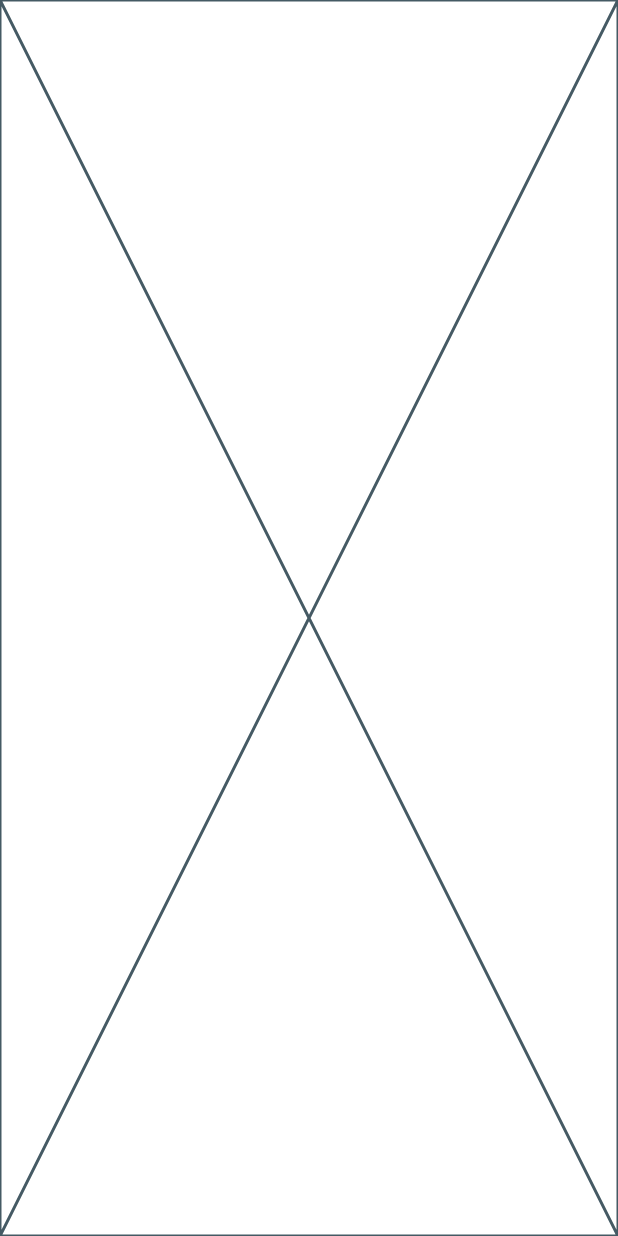
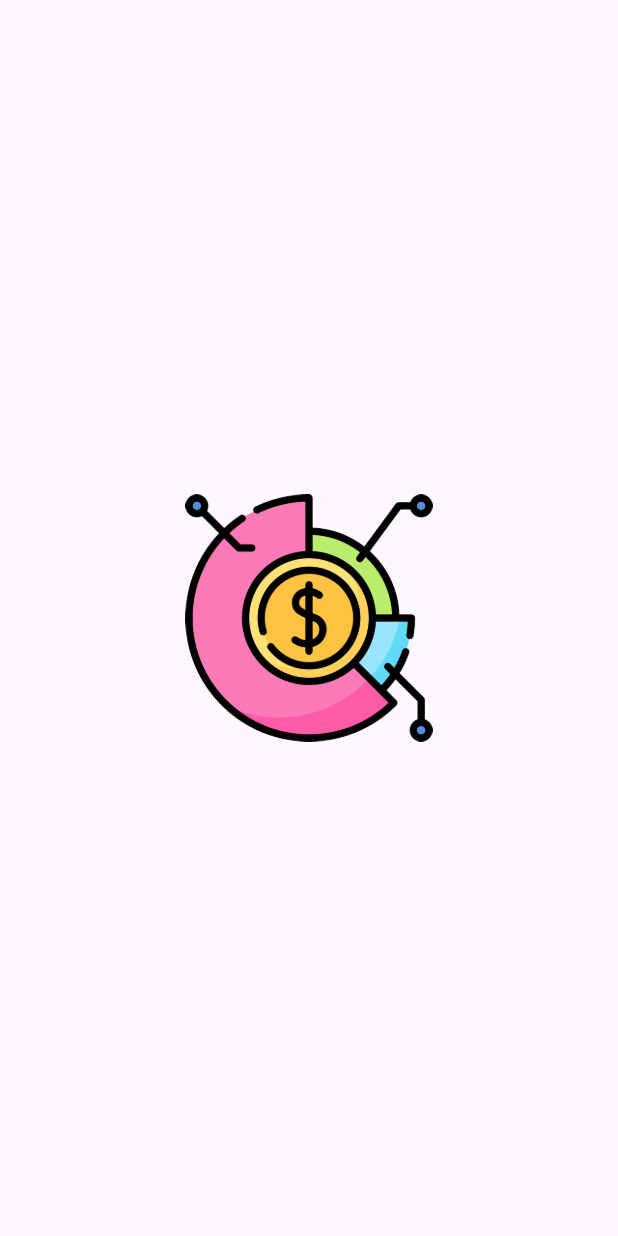
Before and after one commit to alicimen0614/asset_tracker, a Flutter app: the first screen one second after launch, on a phone screen of 412 x 824 dp. Run offline on Flutter 3.47's test engine with Material 3 defaults, Android fonts, the phone set to English and light mode, and no system bars; our stand-ins replace auto_route.

Commit message:
implement splash_view

```diff
--- a/lib/main.dart
+++ b/lib/main.dart
@@ -12,9 +12,10 @@ class MyApp extends StatelessWidget {
   Widget build(BuildContext context) {
     return MaterialApp.router(
       title: 'AssetTracker',
+      debugShowCheckedModeBanner: false,
       theme: ThemeData(
-        useMaterial3: true,
-      ),
+          useMaterial3: true,
+          colorScheme: ColorScheme.fromSeed(seedColor: Colors.deepPurple)),
       routerDelegate: router.delegate(),
       routeInformationParser: router.defaultRouteParser(),
     );
--- a/lib/presentation/views/splash/splash_view.dart
+++ b/lib/presentation/views/splash/splash_view.dart
@@ -1,12 +1,42 @@
+import 'package:asset_tracker/core/router/app_router.dart';
+import 'package:asset_tracker/core/router/app_router.gr.dart';
 import 'package:auto_route/auto_route.dart';
 import 'package:flutter/material.dart';
 
 @RoutePage()
-class SplashView extends StatelessWidget {
+class SplashView extends StatefulWidget {
   const SplashView({super.key});
 
   @override
+  State<SplashView> createState() => _SplashViewState();
+}
+
+class _SplashViewState extends State<SplashView> {
+  final String imagePath = "assets/images/assets_logo.png";
+
+  @override
+  void initState() {
+    Future.delayed(const Duration(seconds: 3), () {
+      router.replace(const LoginRoute());
+    });
+    super.initState();
+  }
+
+  @override
   Widget build(BuildContext context) {
-    return const Placeholder();
+    Size deviceSize = MediaQuery.of(context).size;
+    return Scaffold(
+      body: Column(
+        mainAxisAlignment: MainAxisAlignment.center,
+        children: [
+          Center(
+            child: Image.asset(
+              imagePath,
+              height: deviceSize.height * 0.20,
+            ),
+          ),
+        ],
+      ),
+    );
   }
 }
--- a/pubspec.yaml
+++ b/pubspec.yaml
@@ -63,9 +63,8 @@ flutter:
   uses-material-design: true
 
   # To add assets to your application, add an assets section, like this:
-  # assets:
-  #   - images/a_dot_burr.jpeg
-  #   - images/a_dot_ham.jpeg
+  assets:
+    - assets/images/
 
   # An image asset can refer to one or more resolution-specific "variants", see
   # https://flutter.dev/to/resolution-aware-images
```
Also changed, not shown: assets/images/assets_logo.png (added).
